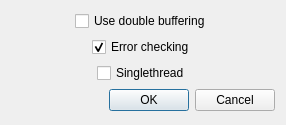
The window that gui/ui/retracerdialog.ui (apitrace/apitrace) describes before a commit, drawn with Qt 5.
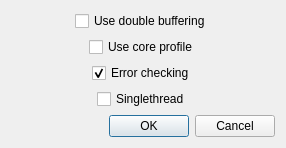
The same window after the commit.

Commit message:
qapitrace: Add option to retrace with core profile.
This was preventing using qapitrace to debug issues using Mesa. The
application being debugged used GL 3.3, but since a core profile wasn't
requested, the max Mesa would give was 3.0.

The edit to the form file:
```diff
--- a/gui/ui/retracerdialog.ui
+++ b/gui/ui/retracerdialog.ui
@@ -60,6 +60,43 @@
      </item>
     </layout>
    </item>
+   <item>
+    <layout class="QHBoxLayout" name="horizontalLayout_7">
+     <item>
+      <spacer name="horizontalSpacer_8">
+       <property name="orientation">
+        <enum>Qt::Horizontal</enum>
+       </property>
+       <property name="sizeHint" stdset="0">
+        <size>
+         <width>40</width>
+         <height>20</height>
+        </size>
+       </property>
+      </spacer>
+     </item>
+     <item>
+      <widget class="QCheckBox" name="coreProfileCB">
+       <property name="text">
+        <string>Use core profile</string>
+       </property>
+      </widget>
+     </item>
+     <item>
+      <spacer name="horizontalSpacer_7">
+       <property name="orientation">
+        <enum>Qt::Horizontal</enum>
+       </property>
+       <property name="sizeHint" stdset="0">
+        <size>
+         <width>48</width>
+         <height>20</height>
+        </size>
+       </property>
+      </spacer>
+     </item>
+    </layout>
+   </item>
    <item>
     <layout class="QHBoxLayout" name="horizontalLayout_2">
      <item>
```
The commit also changes 3 other files.
